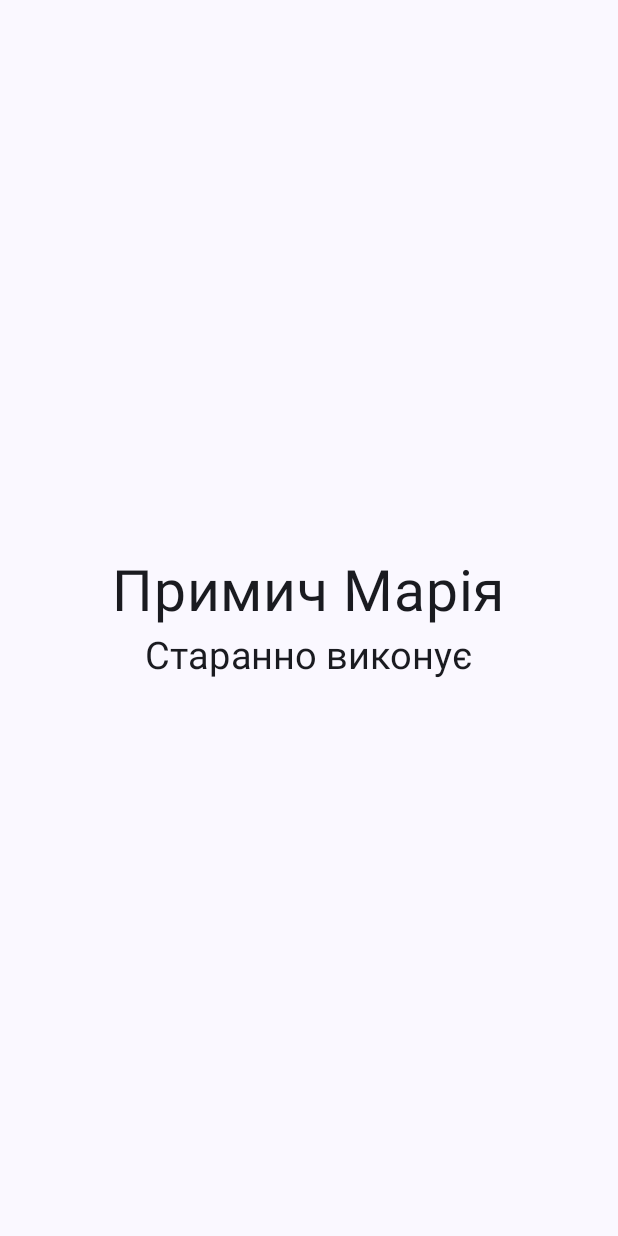
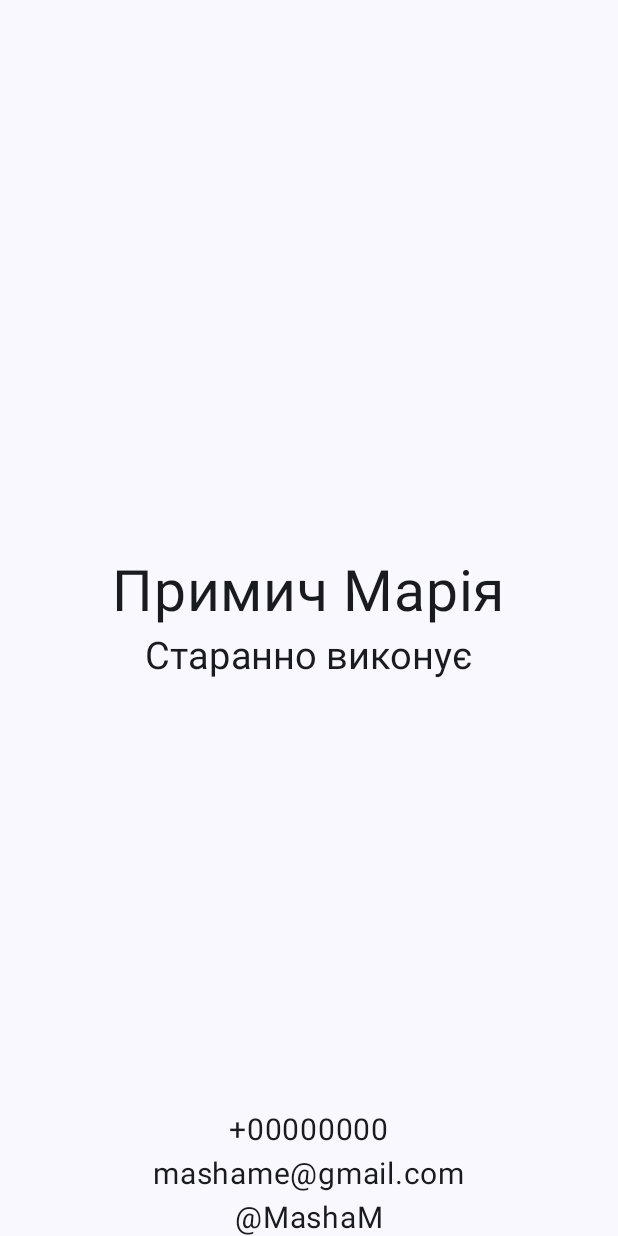
Before and after one commit to Flosiya/IPZ_CW_1_1_Primich_Mariya, an Android app built with Jetpack Compose: the screen it shows after launch (MainActivity), on a phone screen of 412 x 824 dp. Run offline under Robolectric (Android 15) with nearby library versions, the phone set to English and light mode, and no system bars.

Commit message:
create column with information and centering the text

```diff
--- a/app/src/main/java/ua/edu/lntu/cw_1_1/MainActivity.kt
+++ b/app/src/main/java/ua/edu/lntu/cw_1_1/MainActivity.kt
@@ -28,6 +28,11 @@ class MainActivity : ComponentActivity() {
                         name = "Примич Марія",
                         subtitle = "Старанно виконує"
                     )
+                    ContactList(
+                        number = "+00000000",
+                        email = "mashame@gmail.com",
+                        link = "@MashaM"
+                    )
                 }
             }
         }
@@ -53,6 +58,34 @@ fun GreetingWithSubtitle(name: String, subtitle: String) {
     }
 }
 
+@Composable
+fun ContactList(number: String, email: String, link:String) {
+    Column(
+        modifier = Modifier.fillMaxSize(),
+        verticalArrangement = Arrangement.Bottom,
+        horizontalAlignment = Alignment.CenterHorizontally
+    ) {
+        Text(
+            text = number,
+            fontSize = 20.sp
+        )
+        Spacer(modifier = Modifier.height(5.dp))
+        Text(
+            text = email,
+            fontSize = 20.sp
+        )
+        Spacer(modifier = Modifier.height(5.dp))
+        Text(
+            text = link,
+            fontSize = 20.sp
+        )
+    }
+}
+
+fun Column(fillMaxSize: Modifier, verticalArrangement: Arrangement.Horizontal, horizontalAlignment: Alignment.Horizontal, content: ColumnScope.() -> Unit) {
+
+}
+
 @Preview(showBackground = true, showSystemUi = true)
 @Composable
 fun GreetingPreview() {
@@ -61,5 +94,10 @@ fun GreetingPreview() {
             name = "Примич Марія",
             subtitle = "Старанно виконує"
         )
+        ContactList(
+            number = "+00000000",
+            email = "mashame@gmail.com",
+            link = "@MashaM"
+        )
     }
 }
```
